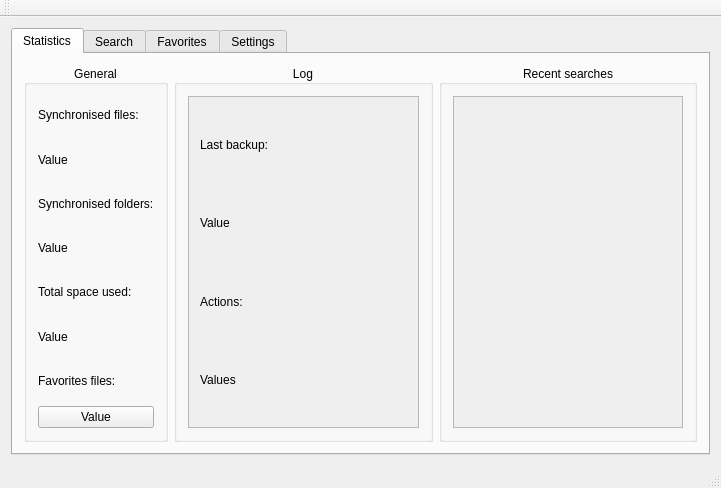
Qt form src/mainwindow.ui (aeternesatiatus/SafeSync) before a commit.
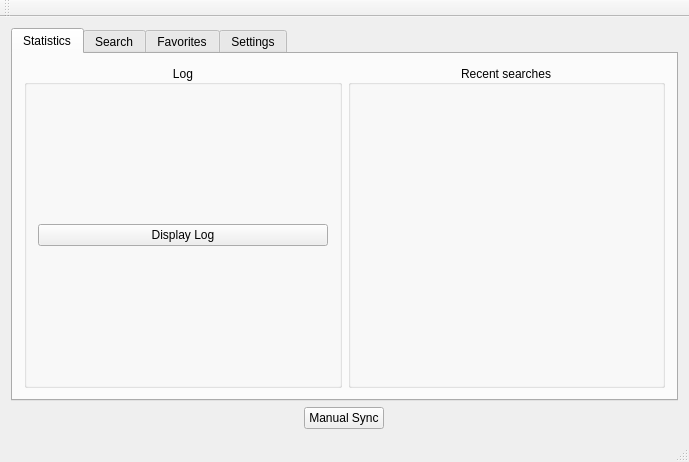
The same form after that commit. The open tabs and pages were chosen to show the change. Icons and pictures are not drawn.

Diff of the .ui file:
```diff
--- a/src/mainwindow.ui
+++ b/src/mainwindow.ui
@@ -6,8 +6,8 @@
    <rect>
     <x>0</x>
     <y>0</y>
-    <width>721</width>
-    <height>488</height>
+    <width>689</width>
+    <height>462</height>
    </rect>
   </property>
   <property name="windowTitle">
@@ -1253,7 +1253,7 @@
   </property>
   <widget class="QWidget" name="centralWidget">
    <layout class="QGridLayout" name="gridLayout">
-    <item row="0" column="0">
+    <item row="0" column="0" colspan="3">
      <widget class="QTabWidget" name="tabWidget">
       <property name="currentIndex">
        <number>3</number>
@@ -1263,74 +1263,6 @@
         <string>Statistics</string>
        </attribute>
        <layout class="QHBoxLayout" name="horizontalLayout">
-        <item>
-         <widget class="QGroupBox" name="groupBox">
-          <property name="title">
-           <string>General</string>
-          </property>
-          <property name="alignment">
-           <set>Qt::AlignCenter</set>
-          </property>
-          <layout class="QVBoxLayout" name="verticalLayout">
-           <item>
-            <widget class="QLabel" name="label">
-             <property name="text">
-              <string>Synchronised files:</string>
-             </property>
-            </widget>
-           </item>
-           <item>
-            <widget class="QLabel" name="syncFilesLabel">
-             <property name="text">
-              <string>Value</string>
-             </property>
-            </widget>
-           </item>
-           <item>
-            <widget class="QLabel" name="label_3">
-             <property name="text">
-              <string>Synchronised folders:</string>
-             </property>
-            </widget>
-           </item>
-           <item>
-            <widget class="QLabel" name="syncFoldersLabel">
-             <property name="text">
-              <string>Value</string>
-             </property>
-            </widget>
-           </item>
-           <item>
-            <widget class="QLabel" name="label_7">
-             <property name="text">
-              <string>Total space used:</string>
-             </property>
-            </widget>
-           </item>
-           <item>
-            <widget class="QLabel" name="spaceUsageLabel">
-             <property name="text">
-              <string>Value</string>
-             </property>
-            </widget>
-           </item>
-           <item>
-            <widget class="QLabel" name="label_5">
-             <property name="text">
-              <string>Favorites files:</string>
-             </property>
-            </widget>
-           </item>
-           <item>
-            <widget class="QPushButton" name="favoriteFilesButton">
-             <property name="text">
-              <string>Value</string>
-             </property>
-            </widget>
-           </item>
-          </layout>
-         </widget>
-        </item>
         <item>
          <widget class="QGroupBox" name="groupBox_2">
           <property name="title">
@@ -1340,51 +1272,11 @@
            <set>Qt::AlignCenter</set>
           </property>
           <layout class="QGridLayout" name="gridLayout_2">
-           <item row="0" column="0">
-            <widget class="QScrollArea" name="logScroll">
-             <property name="widgetResizable">
-              <bool>true</bool>
+           <item row="0" column="1">
+            <widget class="QPushButton" name="CLogButton">
+             <property name="text">
+              <string>Display Log</string>
              </property>
-             <widget class="QWidget" name="scrollAreaWidgetContents">
-              <property name="geometry">
-               <rect>
-                <x>0</x>
-                <y>0</y>
-                <width>222</width>
-                <height>292</height>
-               </rect>
-              </property>
-              <layout class="QVBoxLayout" name="verticalLayout_2">
-               <item>
-                <widget class="QLabel" name="label_4">
-                 <property name="text">
-                  <string>Last backup:</string>
-                 </property>
-                </widget>
-               </item>
-               <item>
-                <widget class="QLabel" name="lastBackupLabel">
-                 <property name="text">
-                  <string>Value</string>
-                 </property>
-                </widget>
-               </item>
-               <item>
-                <widget class="QLabel" name="label_8">
-                 <property name="text">
-                  <string>Actions:</string>
-                 </property>
-                </widget>
-               </item>
-               <item>
-                <widget class="QLabel" name="actionsValues">
-                 <property name="text">
-                  <string>Values</string>
-                 </property>
-                </widget>
-               </item>
-              </layout>
-             </widget>
             </widget>
            </item>
           </layout>
@@ -1398,25 +1290,7 @@
           <property name="alignment">
            <set>Qt::AlignCenter</set>
           </property>
-          <layout class="QGridLayout" name="gridLayout_3">
-           <item row="0" column="0">
-            <widget class="QScrollArea" name="recentSearchesScroll">
-             <property name="widgetResizable">
-              <bool>true</bool>
-             </property>
-             <widget class="QWidget" name="scrollAreaWidgetContents_2">
-              <property name="geometry">
-               <rect>
-                <x>0</x>
-                <y>0</y>
-                <width>221</width>
-                <height>292</height>
-               </rect>
-              </property>
-             </widget>
-            </widget>
-           </item>
-          </layout>
+          <layout class="QGridLayout" name="gridLayout_3"/>
          </widget>
         </item>
        </layout>
@@ -1947,6 +1821,39 @@
       </widget>
      </widget>
     </item>
+    <item row="1" column="0">
+     <spacer name="horizontalSpacer_23">
+      <property name="orientation">
+       <enum>Qt::Horizontal</enum>
+      </property>
+      <property name="sizeHint" stdset="0">
+       <size>
+        <width>40</width>
+        <height>20</height>
+       </size>
+      </property>
+     </spacer>
+    </item>
+    <item row="1" column="1">
+     <widget class="QPushButton" name="CSyncButton">
+      <property name="text">
+       <string>Manual Sync</string>
+      </property>
+     </widget>
+    </item>
+    <item row="1" column="2">
+     <spacer name="horizontalSpacer_24">
+      <property name="orientation">
+       <enum>Qt::Horizontal</enum>
+      </property>
+      <property name="sizeHint" stdset="0">
+       <size>
+        <width>278</width>
+        <height>20</height>
+       </size>
+      </property>
+     </spacer>
+    </item>
    </layout>
   </widget>
   <widget class="QMenuBar" name="menuBar">
```
Left out of the diff: 2 changed lines with no effect on the pictures.
